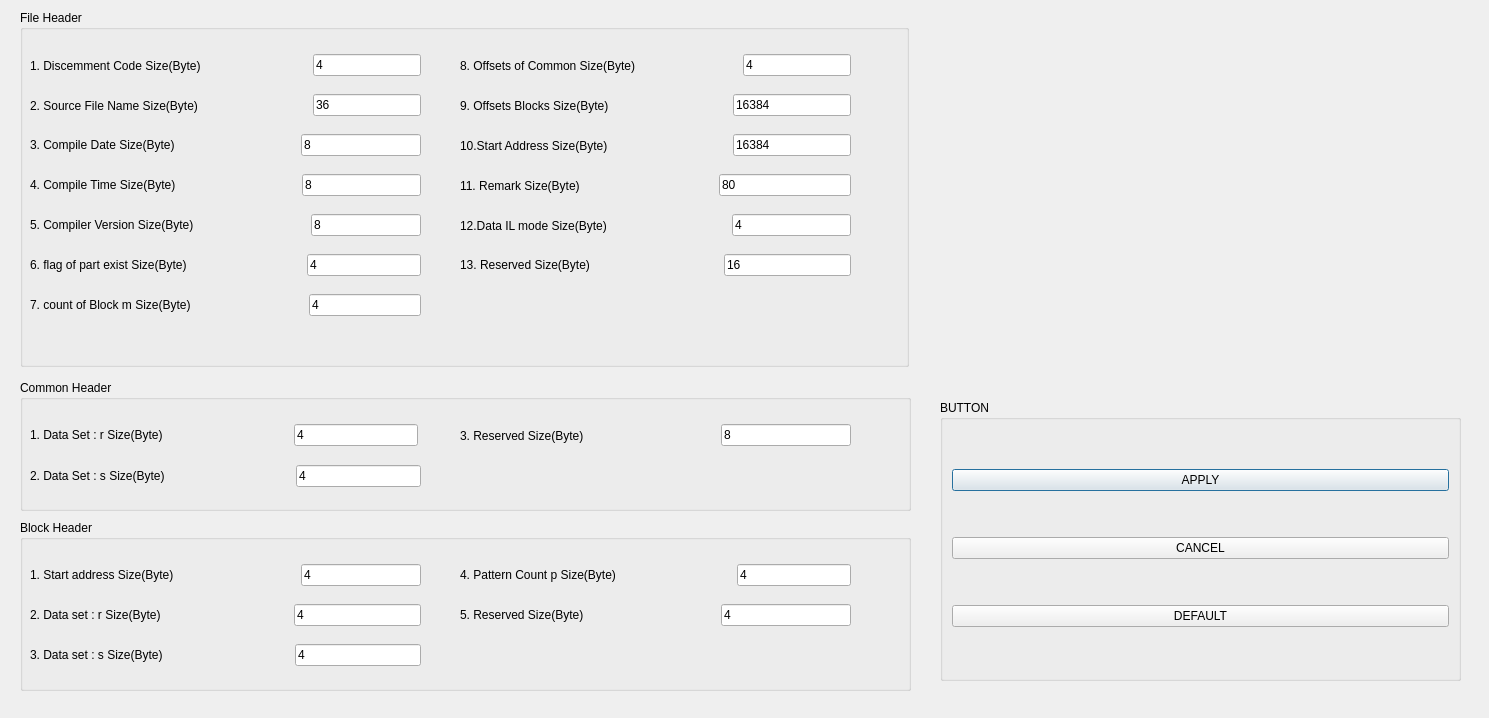
Before: the Qt Designer form settingdialog.ui in Git-Hub-Pro/PatternViewer, drawn with Qt 5.
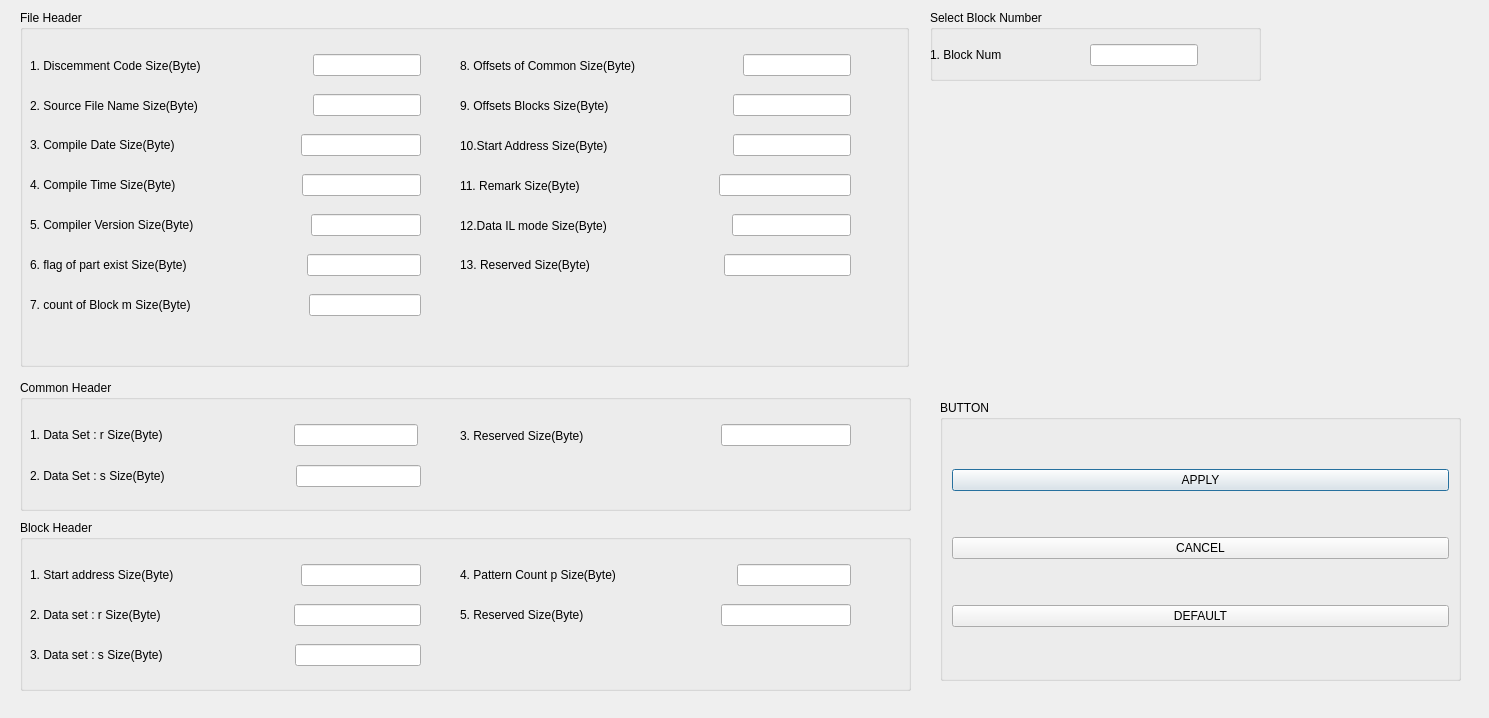
After: the same form once the commit is applied.

Commit message: update setting dialog

Patch:
```diff
--- a/settingdialog.ui
+++ b/settingdialog.ui
@@ -58,7 +58,7 @@
      <item>
       <widget class="QLineEdit" name="fileHeaderLineEdit5">
        <property name="text">
-        <string>8</string>
+        <string/>
        </property>
       </widget>
      </item>
@@ -97,7 +97,7 @@
      <item>
       <widget class="QLineEdit" name="fileHeaderLineEdit6">
        <property name="text">
-        <string>4</string>
+        <string/>
        </property>
       </widget>
      </item>
@@ -136,7 +136,7 @@
      <item>
       <widget class="QLineEdit" name="fileHeaderLineEdit7">
        <property name="text">
-        <string>4</string>
+        <string/>
        </property>
       </widget>
      </item>
@@ -175,7 +175,7 @@
      <item>
       <widget class="QLineEdit" name="fileHeaderLineEdit9">
        <property name="text">
-        <string>16384</string>
+        <string/>
        </property>
       </widget>
      </item>
@@ -214,7 +214,7 @@
      <item>
       <widget class="QLineEdit" name="fileHeaderLineEdit11">
        <property name="text">
-        <string>80</string>
+        <string/>
        </property>
       </widget>
      </item>
@@ -253,7 +253,7 @@
      <item>
       <widget class="QLineEdit" name="fileHeaderLineEdit12">
        <property name="text">
-        <string>4</string>
+        <string/>
        </property>
       </widget>
      </item>
@@ -292,7 +292,7 @@
      <item>
       <widget class="QLineEdit" name="fileHeaderLineEdit13">
        <property name="text">
-        <string>16</string>
+        <string/>
        </property>
       </widget>
      </item>
@@ -331,7 +331,7 @@
      <item>
       <widget class="QLineEdit" name="fileHeaderLineEdit8">
        <property name="text">
-        <string>4</string>
+        <string/>
        </property>
       </widget>
      </item>
@@ -370,7 +370,7 @@
      <item>
       <widget class="QLineEdit" name="fileHeaderLineEdit10">
        <property name="text">
-        <string>16384</string>
+        <string/>
        </property>
       </widget>
      </item>
@@ -409,7 +409,7 @@
      <item>
       <widget class="QLineEdit" name="fileHeaderLineEdit1">
        <property name="text">
-        <string>4</string>
+        <string/>
        </property>
       </widget>
      </item>
@@ -448,7 +448,7 @@
      <item>
       <widget class="QLineEdit" name="fileHeaderLineEdit2">
        <property name="text">
-        <string>36</string>
+        <string/>
        </property>
       </widget>
      </item>
@@ -487,7 +487,7 @@
      <item>
       <widget class="QLineEdit" name="fileHeaderLineEdit3">
        <property name="text">
-        <string>8</string>
+        <string/>
        </property>
       </widget>
      </item>
@@ -526,7 +526,7 @@
      <item>
       <widget class="QLineEdit" name="fileHeaderLineEdit4">
        <property name="text">
-        <string>8</string>
+        <string/>
        </property>
       </widget>
      </item>
@@ -591,7 +591,7 @@
      <item>
       <widget class="QLineEdit" name="commonHeaderLineEdit3">
        <property name="text">
-        <string>8</string>
+        <string/>
        </property>
       </widget>
      </item>
@@ -630,7 +630,7 @@
      <item>
       <widget class="QLineEdit" name="commonHeaderLineEdit1">
        <property name="text">
-        <string>4</string>
+        <string/>
        </property>
       </widget>
      </item>
@@ -671,7 +671,7 @@
        <item>
         <widget class="QLineEdit" name="commonHeaderLineEdit2">
          <property name="text">
-          <string>4</string>
+          <string/>
          </property>
         </widget>
        </item>
@@ -777,7 +777,7 @@
      <item>
       <widget class="QLineEdit" name="blockHeaderLineEdit4">
        <property name="text">
-        <string>4</string>
+        <string/>
        </property>
       </widget>
      </item>
@@ -816,7 +816,7 @@
      <item>
       <widget class="QLineEdit" name="blockHeaderLineEdit5">
        <property name="text">
-        <string>4</string>
+        <string/>
        </property>
       </widget>
      </item>
@@ -855,7 +855,7 @@
      <item>
       <widget class="QLineEdit" name="blockHeaderLineEdit1">
        <property name="text">
-        <string>4</string>
+        <string/>
        </property>
       </widget>
      </item>
@@ -894,7 +894,7 @@
      <item>
       <widget class="QLineEdit" name="blockHeaderLineEdit2">
        <property name="text">
-        <string>4</string>
+        <string/>
        </property>
       </widget>
      </item>
@@ -933,7 +933,59 @@
      <item>
       <widget class="QLineEdit" name="blockHeaderLineEdit3">
        <property name="text">
-        <string>4</string>
+        <string/>
+       </property>
+      </widget>
+     </item>
+    </layout>
+   </widget>
+  </widget>
+  <widget class="QGroupBox" name="groupBox_5">
+   <property name="geometry">
+    <rect>
+     <x>930</x>
+     <y>10</y>
+     <width>331</width>
+     <height>71</height>
+    </rect>
+   </property>
+   <property name="title">
+    <string>Select Block Number</string>
+   </property>
+   <widget class="QWidget" name="layoutWidget">
+    <property name="geometry">
+     <rect>
+      <x>0</x>
+      <y>30</y>
+      <width>268</width>
+      <height>30</height>
+     </rect>
+    </property>
+    <layout class="QHBoxLayout" name="horizontalLayout_8">
+     <item>
+      <widget class="QLabel" name="label_8">
+       <property name="text">
+        <string>1. Block Num</string>
+       </property>
+      </widget>
+     </item>
+     <item>
+      <spacer name="horizontalSpacer_8">
+       <property name="orientation">
+        <enum>Qt::Horizontal</enum>
+       </property>
+       <property name="sizeHint" stdset="0">
+        <size>
+         <width>40</width>
+         <height>20</height>
+        </size>
+       </property>
+      </spacer>
+     </item>
+     <item>
+      <widget class="QLineEdit" name="blockNumlineEdit">
+       <property name="text">
+        <string/>
        </property>
       </widget>
      </item>
```
The commit also changes 7 other files.
